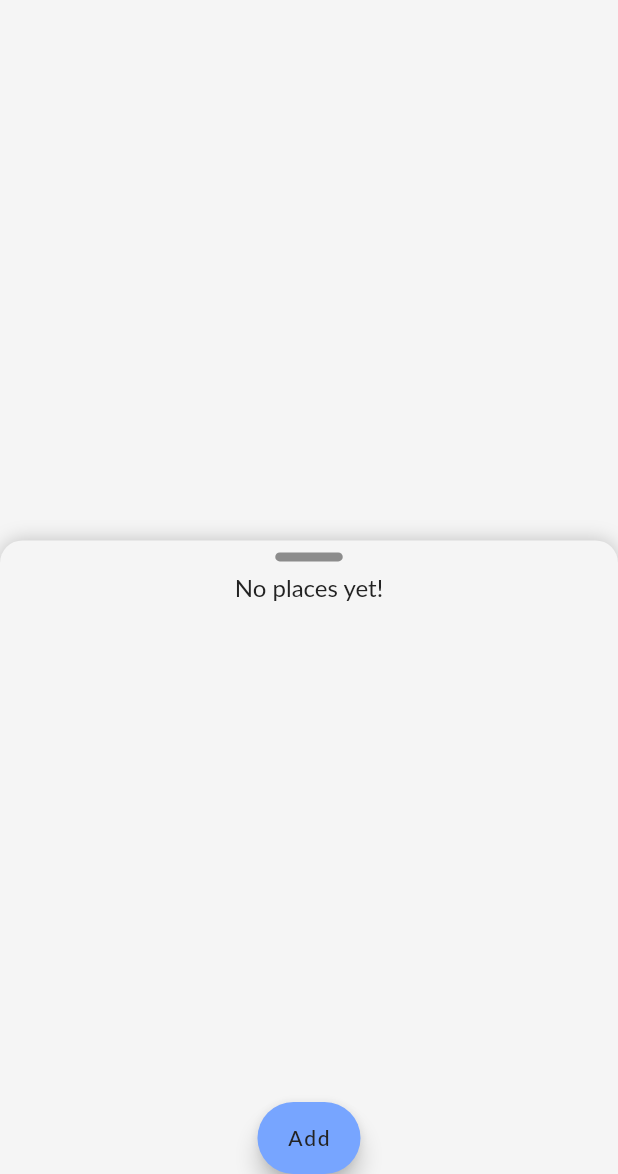
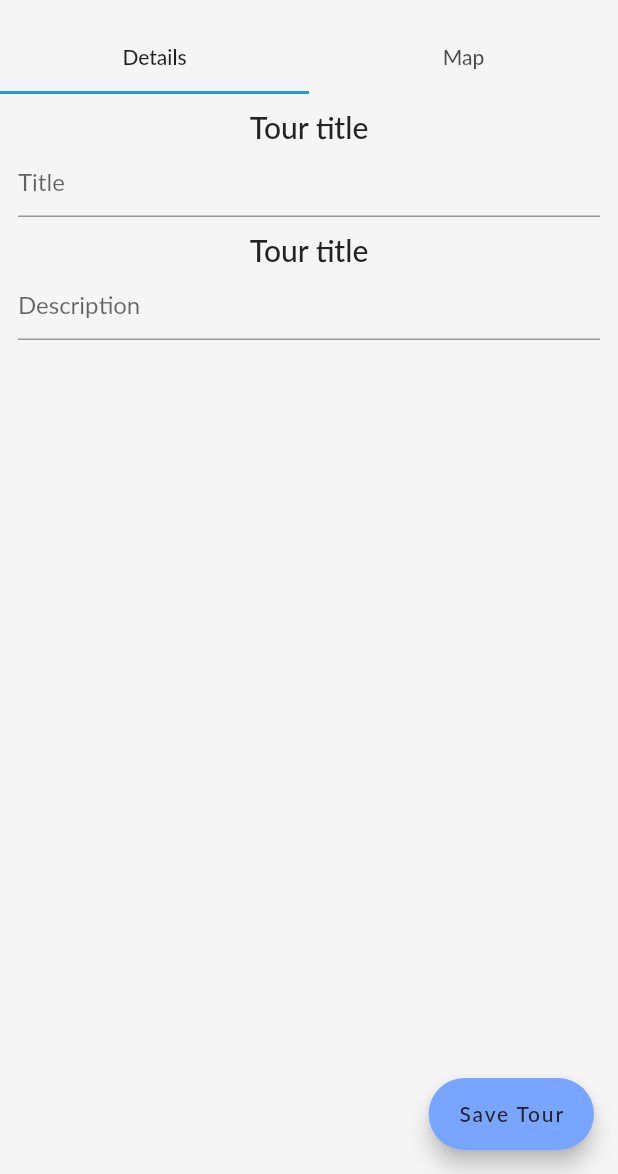
Before and after one commit to blyoha/audio-tour-builder, a Flutter app: the screen it shows after launch, after a tap on "Add", on a phone screen of 412 x 824 dp, the part 62-1236 px from its top. Run offline on Flutter 3.47's test engine with Material 2 defaults, Android fonts, the phone set to English and light mode, and no system bars; our stand-ins replace equatable, flutter_bloc, gap.

Commit message:
Rebuilt tour builder page.

```diff
--- a/lib/features/main/main_page.dart
+++ /dev/null
@@ -1,54 +0,0 @@
-import 'package:flutter/material.dart';
-
-import '../tours/pages/tours_page.dart';
-
-class MainPage extends StatefulWidget {
-  const MainPage({Key? key}) : super(key: key);
-
-  @override
-  State<MainPage> createState() => _MainPageState();
-}
-
-class _MainPageState extends State<MainPage> {
-  int _selectedPage = 0;
-
-  final List<Widget> _pages = [
-    const ToursPage(),
-    const Center(child: Text('test')),
-  ];
-
-  @override
-  Widget build(BuildContext context) {
-    return Scaffold(
-      bottomNavigationBar: _buildBottomNavBar(),
-      body: SafeArea(
-        child: IndexedStack(
-          index: _selectedPage,
-          children: _pages,
-        ),
-      ),
-    );
-  }
-
-  Widget _buildBottomNavBar() {
-    return BottomNavigationBar(
-      type: BottomNavigationBarType.fixed,
-      showSelectedLabels: false,
-      showUnselectedLabels: false,
-      onTap: (value) => setState(() => _selectedPage = value),
-      currentIndex: _selectedPage,
-      items: const [
-        BottomNavigationBarItem(
-          label: 'My Tours',
-          icon: Icon(Icons.map_outlined),
-          activeIcon: Icon(Icons.map),
-        ),
-        BottomNavigationBarItem(
-          label: 'Account',
-          icon: Icon(Icons.person_outline_outlined),
-          activeIcon: Icon(Icons.person),
-        ),
-      ],
-    );
-  }
-}
--- a/lib/features/tour/tour_page.dart
+++ b/lib/features/tour/tour_page.dart
@@ -99,7 +99,7 @@ class TourPage extends StatelessWidget {
             children: [
               const Icon(Icons.place_outlined),
               const Gap(6),
-              Text('${places?.length ?? 0}'),
+              Text('${places.length}'),
             ],
           ),
         ],
--- a/lib/features/tour_builder/pages/tour_builder_page.dart
+++ b/lib/features/tour_builder/pages/tour_builder_page.dart
@@ -1,13 +1,11 @@
 import 'package:flutter/material.dart';
 import 'package:flutter_bloc/flutter_bloc.dart';
-import 'package:gap/gap.dart';
-import 'package:interview/features/tour_builder/bloc/tour_builder_event.dart';
-import 'package:interview/features/tour_builder/bloc/tour_builder_state.dart';
 
-import '../../../common/utils/styles.dart';
 import '../../tours/tour.dart';
 import '../bloc/tour_builder_bloc.dart';
-import 'point_builder_page.dart';
+import '../bloc/tour_builder_event.dart';
+import 'map_page.dart';
+import 'tour_details_page.dart';
 
 class TourBuilderPage extends StatelessWidget {
   final Tour? tour;
@@ -19,125 +17,26 @@ class TourBuilderPage extends StatelessWidget {
     final TourBuilderBloc bloc = TourBuilderBloc()
       ..add(TourBuilderLoad(tour: tour));
 
-    return BlocProvider(
-      create: (context) => context.read<TourBuilderBloc>(),
-      child: Scaffold(
-        appBar: AppBar(title: const Text('Create a tour')),
-        body: Stack(
-          children: [
-            DraggableScrollableSheet(
-              initialChildSize: 0.55,
-              minChildSize: 0.2,
-              maxChildSize: 1.0,
-              snap: true,
-              snapSizes: const [0.55, 1],
-              builder: (context, scrollController) {
-                return Container(
-                  decoration: BoxDecoration(
-                    color: AppColors.white,
-                    boxShadow: [
-                      BoxShadow(
-                        blurRadius: 10,
-                        color: AppColors.black.withOpacity(0.25),
-                      )
-                    ],
-                    borderRadius: const BorderRadius.only(
-                      topLeft: Radius.circular(15),
-                      topRight: Radius.circular(15),
-                    ),
-                  ),
-                  child: Column(
-                    children: [
-                      const Gap(8),
-                      Container(
-                        decoration: BoxDecoration(
-                          color: AppColors.black.withOpacity(.5),
-                          borderRadius:
-                              const BorderRadius.all(Radius.circular(15)),
-                        ),
-                        width: 45,
-                        height: 6,
-                      ),
-                      const Gap(8),
-                      BlocBuilder(
-                        bloc: bloc,
-                        builder: (context, state) {
-                          if (state is TourBuilderLoaded) {
-                            return Expanded(
-                              child: state.tour.places.isEmpty
-                                  ? const SizedBox(
-                                      height: 200,
-                                      child: Text('No places yet!'),
-                                    )
-                                  : ListView.separated(
-                                      padding: const EdgeInsets.symmetric(
-                                        horizontal: 12.0,
-                                        vertical: 8.0,
-                                      ),
-                                      controller: scrollController,
-                                      separatorBuilder: (context, index) =>
-                                          const Gap(6),
-                                      itemCount: state.tour.places.length,
-                                      itemBuilder: (context, index) =>
-                                          _buildPointItem(
-                                              state.tour.places[index]),
-                                      shrinkWrap: true,
-                                    ),
-                            );
-                          }
-                          return const SizedBox();
-                        },
-                      ),
-                      FloatingActionButton.extended(
-                        label: const Text('Add'),
-                        onPressed: () {
-                          Navigator.of(context).push(
-                            MaterialPageRoute(
-                              builder: (context) => BlocProvider.value(
-                                value: bloc,
-                                child: const PointBuilderPage(),
-                              ),
-                            ),
-                          );
-                        },
-                      )
-                    ],
-                  ),
-                );
-              },
-            ),
-          ],
+    return BlocProvider.value(
+      value: bloc,
+      child: DefaultTabController(
+        length: 2,
+        child: Scaffold(
+          appBar: AppBar(
+            title: const Text('Create a tour'),
+            bottom: const TabBar(tabs: [
+              Tab(child: Text('Details')),
+              Tab(child: Text('Map')),
+            ]),
+          ),
+          body: TabBarView(
+            children: [
+              TourDetailsPage(),
+              MapPage(),
+            ],
+          ),
         ),
       ),
     );
   }
-
-  Widget _buildPointItem(Place place) {
-    return Container(
-      decoration: BoxDecoration(
-        boxShadow: [
-          BoxShadow(
-            blurRadius: 6.0,
-            color: AppColors.black.withOpacity(.25),
-          ),
-        ],
-        borderRadius: BorderRadius.circular(10),
-        color: AppColors.white,
-      ),
-      padding: const EdgeInsets.symmetric(
-        horizontal: 10,
-        vertical: 8,
-      ),
-      child: Row(
-        children: [
-          Icon(
-            Icons.circle_outlined,
-            color: AppColors.black,
-          ),
-          const Gap(10),
-          Text(place.title),
-        ],
-      ),
-    );
-  }
 }
--- /dev/null
+++ b/lib/features/tour_builder/pages/tour_details_page.dart
@@ -0,0 +1,74 @@
+import 'package:flutter/material.dart';
+import 'package:flutter_bloc/flutter_bloc.dart';
+import 'package:gap/gap.dart';
+
+import '../../../common/utils/styles.dart';
+import '../../tours/tour.dart';
+import '../bloc/tour_builder_bloc.dart';
+import '../bloc/tour_builder_state.dart';
+
+class TourDetailsPage extends StatelessWidget {
+  late final Tour tour;
+  final titleController = TextEditingController();
+  final descController = TextEditingController();
+
+  TourDetailsPage({Key? key}) : super(key: key);
+
+  @override
+  Widget build(BuildContext context) {
+    return BlocListener(
+      bloc: context.read<TourBuilderBloc>(),
+      listener: (context, state) {
+        if (state is TourBuilderLoaded) {
+          tour = state.tour;
+          titleController.text = tour.title;
+          descController.text = tour.description;
+        }
+      },
+      child: Scaffold(
+        floatingActionButton: FloatingActionButton.extended(
+          heroTag: null,
+          onPressed: () {
+            if (titleController.text.isEmpty | descController.text.isEmpty) {
+              ScaffoldMessenger.of(context).showSnackBar(
+                const SnackBar(content: Text('Empty text fields!')),
+              );
+            } else {
+              // bloc.add(TourBuilderSave(tour: tour));
+              ScaffoldMessenger.of(context).showSnackBar(
+                const SnackBar(
+                  content: Text('Tour saved.'),
+                  duration: Duration(milliseconds: 500),
+                ),
+              );
+            }
+          },
+          label: const Text('Save Tour'),
+        ),
+        body: Padding(
+          padding: const EdgeInsets.symmetric(
+            horizontal: 12,
+            vertical: 10,
+          ),
+          child: Column(
+            mainAxisAlignment: MainAxisAlignment.start,
+            children: [
+              Text('Tour title', style: AppTextStyles.cardHeader),
+              TextField(
+                controller: titleController,
+                decoration: const InputDecoration(hintText: 'Title'),
+              ),
+              const Gap(10),
+              Text('Tour title', style: AppTextStyles.cardHeader),
+              TextField(
+                maxLines: null,
+                controller: descController,
+                decoration: const InputDecoration(hintText: 'Description'),
+              ),
+            ],
+          ),
+        ),
+      ),
+    );
+  }
+}
--- a/lib/features/tours/pages/tours_page.dart
+++ b/lib/features/tours/pages/tours_page.dart
@@ -1,11 +1,11 @@
 import 'package:flutter/material.dart';
 import 'package:flutter_bloc/flutter_bloc.dart';
 import 'package:gap/gap.dart';
+import 'package:interview/features/tour_builder/pages/tour_builder_page.dart';
 
 import '../../../common/utils/styles.dart';
 import '../../../common/widgets/search_bar_widget.dart';
 import '../../tour/tour_page.dart';
-import '../../tour_builder/pages/tour_builder_page.dart';
 import '../bloc/tours_bloc.dart';
 import '../bloc/tours_event.dart';
 import '../bloc/tours_state.dart';
--- a/lib/main.dart
+++ b/lib/main.dart
@@ -1,7 +1,7 @@
 import 'package:flutter/material.dart';
+import 'package:interview/features/tours/pages/tours_page.dart';
 
 import 'common/utils/styles.dart';
-import 'features/main/main_page.dart';
 
 void main() {
   runApp(const HomeScreen());
@@ -40,7 +40,7 @@ class _HomeScreenState extends State<HomeScreen> {
           ),
         ),
         textTheme: TextTheme(
-          bodyText2: TextStyle(
+          bodyMedium: TextStyle(
             fontSize: 16,
             color: AppColors.black,
           ),
@@ -56,7 +56,7 @@ class _HomeScreenState extends State<HomeScreen> {
           foregroundColor: AppColors.black,
         ),
       ),
-      home: const MainPage(),
+      home: const ToursPage(),
     );
   }
 }
```
Also changed, not shown: lib/features/tour_builder/pages/map_page.dart (added, +138 -0 lines), lib/features/tour_builder/pages/point_builder_page.dart (+11 -1 lines).
